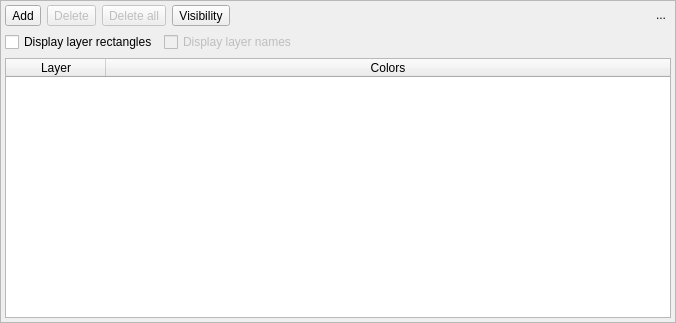
The window that libpgmodeler_ui/ui/layersconfigwidget.ui (pgmodeler/pgmodeler) describes before a commit, drawn with Qt 5.
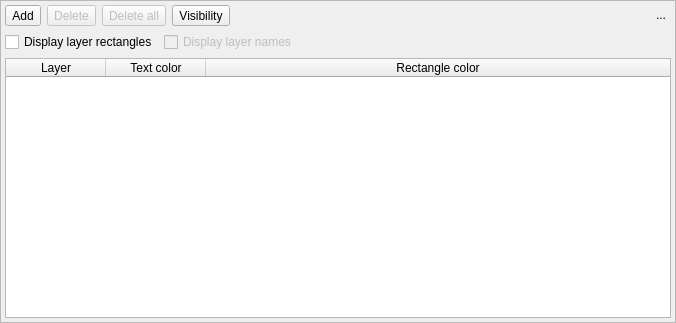
The same window after the commit. Icons and pictures are not drawn.

Commit message:
DatabaseModel now stores in XML code all the new settings related to layers (rect and name colors, rect and names displayer)
DatabaseModel whe loading older database model files will generate
random layer colors.

Added several methods in ObjectsScene to handle layer color that helps
to save and restore colors from database model files

```diff
--- a/libpgmodeler_ui/ui/layersconfigwidget.ui
+++ b/libpgmodeler_ui/ui/layersconfigwidget.ui
@@ -125,7 +125,12 @@
         </column>
         <column>
          <property name="text">
-          <string>Colors</string>
+          <string>Text color</string>
+         </property>
+        </column>
+        <column>
+         <property name="text">
+          <string>Rectangle color</string>
          </property>
         </column>
        </widget>
```
The commit also changes 14 other files.
